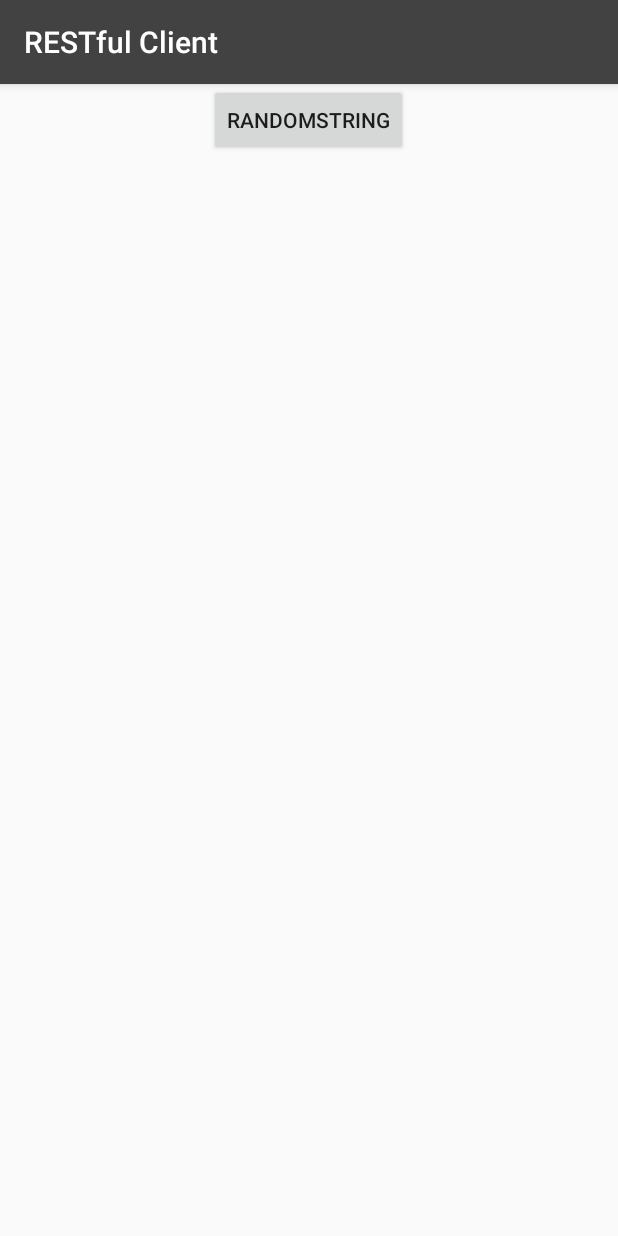
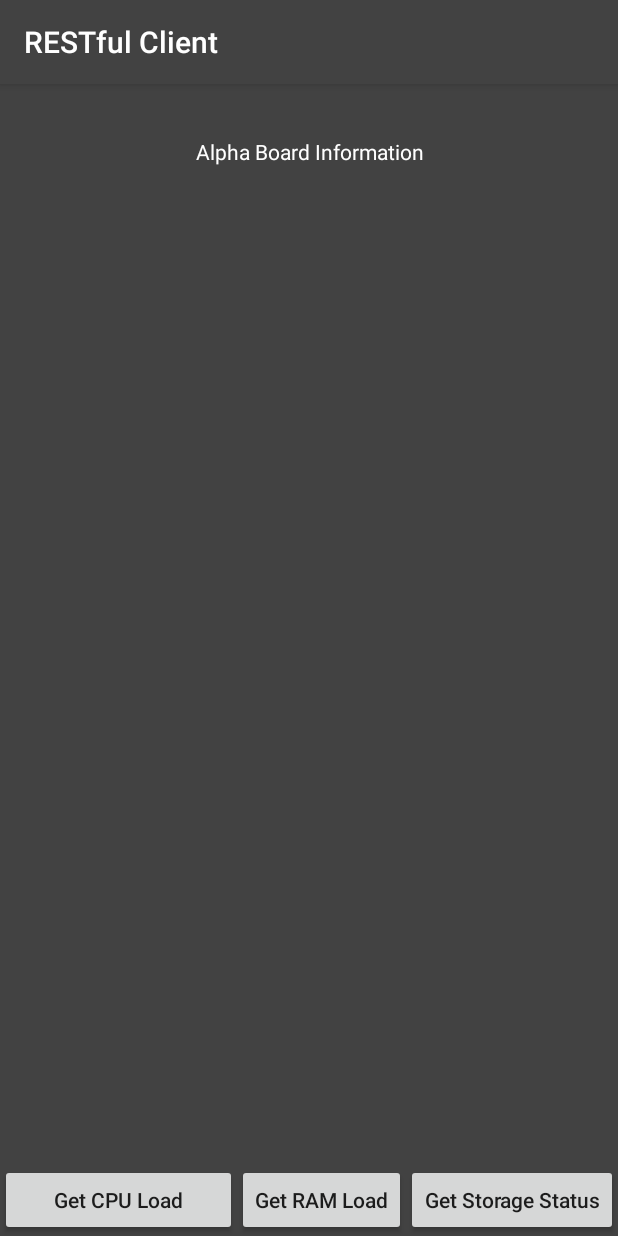
Before and after one commit to rondor1/RESTfulClient, an Android app: the RESTfulCommunication screen opened directly, with no data from a screen before it, on a phone screen of 412 x 824 dp. Run offline under Robolectric (Android 15) with nearby library versions, the phone set to English and light mode, and no system bars.

Commit message:
+ Created communication with RESTful Server + Displaying dummy response in TextView
TODO :

+ Implement CPU/RAM/STORAGE acquisition on Server side and parsing on
  this side.

```diff
--- a/app/src/main/AndroidManifest.xml
+++ b/app/src/main/AndroidManifest.xml
@@ -8,6 +8,7 @@
     <uses-permission android:name="android.permission.ACCESS_WIFI_STATE"/>
 
     <application
+        android:usesCleartextTraffic="true"
         android:allowBackup="true"
         android:icon="@mipmap/onebrain_icon"
         android:label="@string/app_name"
--- a/app/src/main/java/com/example/rtrk/restfulclient/remote/ApiUtils.java
+++ b/app/src/main/java/com/example/rtrk/restfulclient/remote/ApiUtils.java
@@ -1,12 +1,11 @@
 package com.example.rtrk.restfulclient.remote;
 
 /***
- * ApiUtils class makes provides
+ * ApiUtils class provides handle to the RetrofitClient object
  */
 public class ApiUtils {
 
-//    private final static String BASE_URL = "http://192.168.1.6/onebrain/";
-    private final static String BASE_URL = "http://ip.jsontest.com";
+    private final static String BASE_URL = "http://192.168.100.157:8080/";
     public static UserService getUserService(){
         return RetrofitClient.getRetrofit(BASE_URL).create(UserService.class);
     }
--- a/app/src/main/res/layout/activity_restful_communication.xml
+++ b/app/src/main/res/layout/activity_restful_communication.xml
@@ -5,12 +5,64 @@
     android:layout_width="match_parent"
     android:layout_height="match_parent"
     android:orientation="vertical"
+    android:background="@color/Primary"
+    android:weightSum="8"
     tools:context=".RESTfulCommunication">
 
-    <Button
-        android:layout_width="wrap_content"
+    <LinearLayout
+        android:layout_width="match_parent"
         android:layout_height="wrap_content"
-        android:layout_gravity="center|bottom"
-        android:text="randomString"
-        android:id="@+id/clear"/>
+        android:layout_weight="1"
+        >
+        <TextView
+            android:layout_width="match_parent"
+            android:layout_height="match_parent"
+            android:text="@string/InformationScreen"
+            android:textColor="@color/MainScreenText"
+            android:gravity="center"
+            android:textAllCaps="false"/>
+    </LinearLayout>
+
+        <TextView
+            android:layout_width="match_parent"
+            android:layout_height="wrap_content"
+            android:textColor="@color/Accent"
+            android:layout_gravity="center"
+            android:textSize="100dp"
+            android:layout_weight="7"
+            android:id="@+id/previewText"
+            />
+
+    <LinearLayout
+        android:layout_width="match_parent"
+        android:layout_height="wrap_content"
+        android:layout_gravity="bottom"
+        android:weightSum="1"
+        android:orientation="horizontal">
+        <Button
+            android:layout_width="wrap_content"
+            android:layout_height="wrap_content"
+            android:layout_gravity="bottom|left"
+            android:layout_weight="1"
+            android:textAllCaps="false"
+            android:text="@string/getCPU"
+            android:id="@+id/requestCPU"/>
+        <Button
+            android:layout_width="wrap_content"
+            android:layout_height="wrap_content"
+            android:layout_gravity="bottom|center"
+            android:layout_weight="1"
+            android:textAllCaps="false"
+            android:text="@string/getRAM"
+            android:id="@+id/requestRAM"/>
+        <Button
+            android:layout_width="wrap_content"
+            android:layout_height="wrap_content"
+            android:layout_gravity="bottom|right"
+            android:layout_weight="1"
+            android:textAllCaps="false"
+            android:text="@string/getStorage"
+            android:id="@+id/requestStorage"/>
+    </LinearLayout>
+
 </LinearLayout>
--- a/app/src/main/res/values/strings.xml
+++ b/app/src/main/res/values/strings.xml
@@ -1,11 +1,25 @@
 <resources>
     <string name="app_name">RESTful Client</string>
     <!-- USER STRINGS. -->
+
+        <!-- MAIN ACTIVITY. -->
         <string name="username">Username</string>
         <string name="password">Password</string>
         <string name="loginButton">Login</string>
         <string name="usernameMissing">Username required!</string>
         <string name="passwordMissing">Password required!</string>
         <string name="wrongCredentials">Wrong username or password!</string>
+        <string name="invalidResponse">Invalid response from server!</string>
         <string name="tryAgain">Error! Try logging in again!</string>
+        <!-- RESTFUL COMMUNICATION. -->
+        <string name="getCPU">Get CPU Load</string>
+        <string name="getRAM">Get RAM Load</string>
+        <string name="getStorage">Get Storage Status</string>
+        <!-- RESTFUL MESSAGES. -->
+        <string name="CPU">cpu</string>
+        <string name="load">load</string>
+        <string name="RAM">ram</string>
+        <string name="Storage">storage</string>
+        <string name="Status">status</string>
+        <string name="InformationScreen">Alpha Board Information</string>
 </resources>
--- a/app/src/main/res/values/styles.xml
+++ b/app/src/main/res/values/styles.xml
@@ -1,7 +1,7 @@
 <resources>
 
     <!-- Base application theme. -->
-    <style name="AppTheme" parent="Theme.AppCompat.DayNight.DarkActionBar">
+    <style name="AppTheme" parent="Base.Theme.AppCompat.Light.DarkActionBar">
         <!-- Customize your theme here. -->
         <item name="colorPrimary">@color/Primary</item>
         <item name="colorPrimaryDark">@color/Dark</item>
@@ -9,7 +9,7 @@
     </style>
 
     <!-- Splash screen. -->
-    <style name="SplashTheme" parent="Theme.AppCompat.DayNight.DarkActionBar">
+    <style name="SplashTheme" parent="Base.Theme.AppCompat.Light.DarkActionBar">
         <item name="android:windowBackground">@drawable/splash_screen</item>
     </style>
 
--- /dev/null
+++ b/app/src/main/res/xml/network_security_config.xml
@@ -0,0 +1,5 @@
+<?xml version="1.0" encoding="utf-8"?>
+<PreferenceScreen xmlns:android="http://schemas.android.com/apk/res/android">
+    <base-config cleartextTrafficPermitted="true">
+    </base-config>
+</PreferenceScreen>
```
Also changed, not shown: app/src/main/java/com/example/rtrk/restfulclient/MainActivity.java (+28 -21 lines), app/src/main/java/com/example/rtrk/restfulclient/RESTfulCommunication.java (+129 -10 lines), app/src/main/java/com/example/rtrk/restfulclient/model/RESTfulObject.java (deleted, +0 -16 lines), app/src/main/java/com/example/rtrk/restfulclient/remote/UserService.java (+7 -4 lines), app/src/main/res/drawable/cpu.png (added), app/src/main/res/drawable/ram.png (added), app/src/main/res/drawable/storage.png (added). Lines whose indentation alone changed are shown as unchanged.
